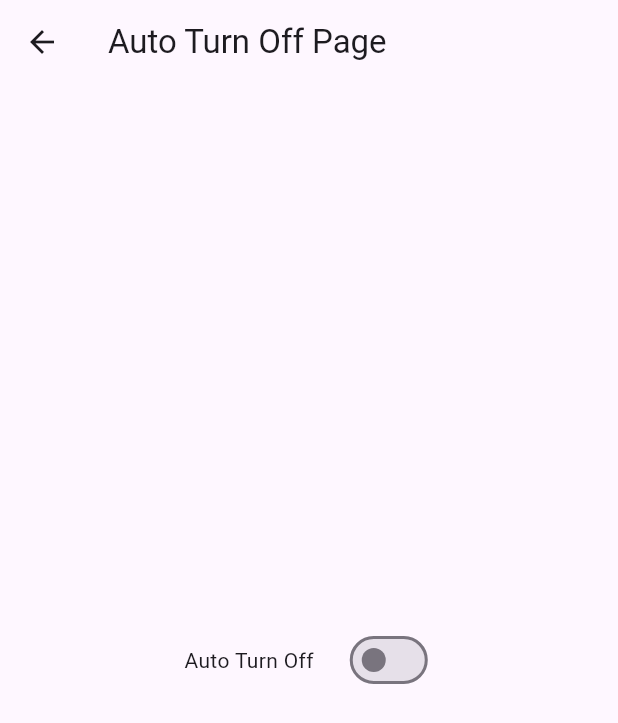
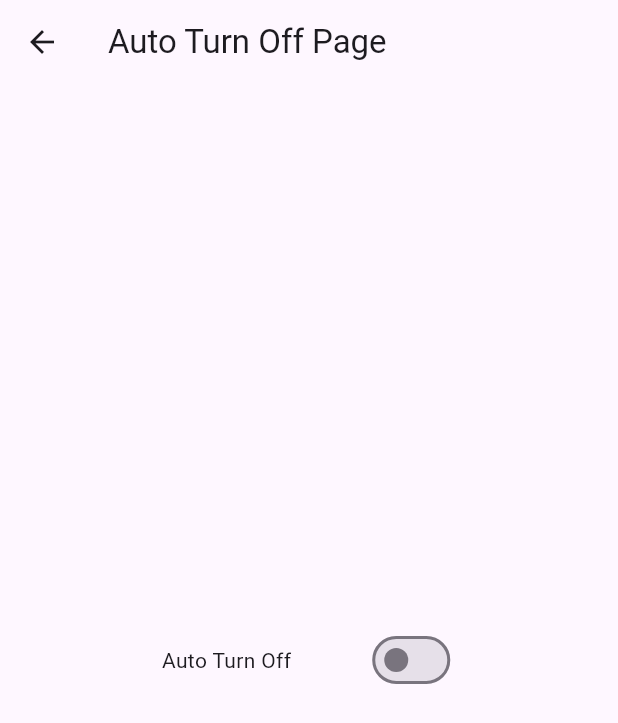
Before and after one commit to Alif8454/fiksi_eye_distance, a Flutter app: the AutoTurnOffPage screen opened directly, on a phone screen of 412 x 824 dp. Shown: the top 723 px of the screen. Run offline on Flutter 3.47's test engine with Material 3 defaults, Android fonts, the light colour scheme and no system bars; our stand-ins replace getwidget.

Commit message:
menambahkan padding

```diff
--- a/lib/features/turn_off_page.dart/pages/auto_turn_off_page.dart
+++ b/lib/features/turn_off_page.dart/pages/auto_turn_off_page.dart
@@ -27,7 +27,7 @@ class _AutoTurnOffPageState extends State<AutoTurnOffPage> {
             ),
             Padding(
               padding:
-                  const EdgeInsets.only(left: 10), // Add padding to the left
+                  const EdgeInsets.only(left: 40), // Add padding to the left
               child: Switch(
                 value: _isAutoTurnOffEnabled,
                 onChanged: (value) {
```
